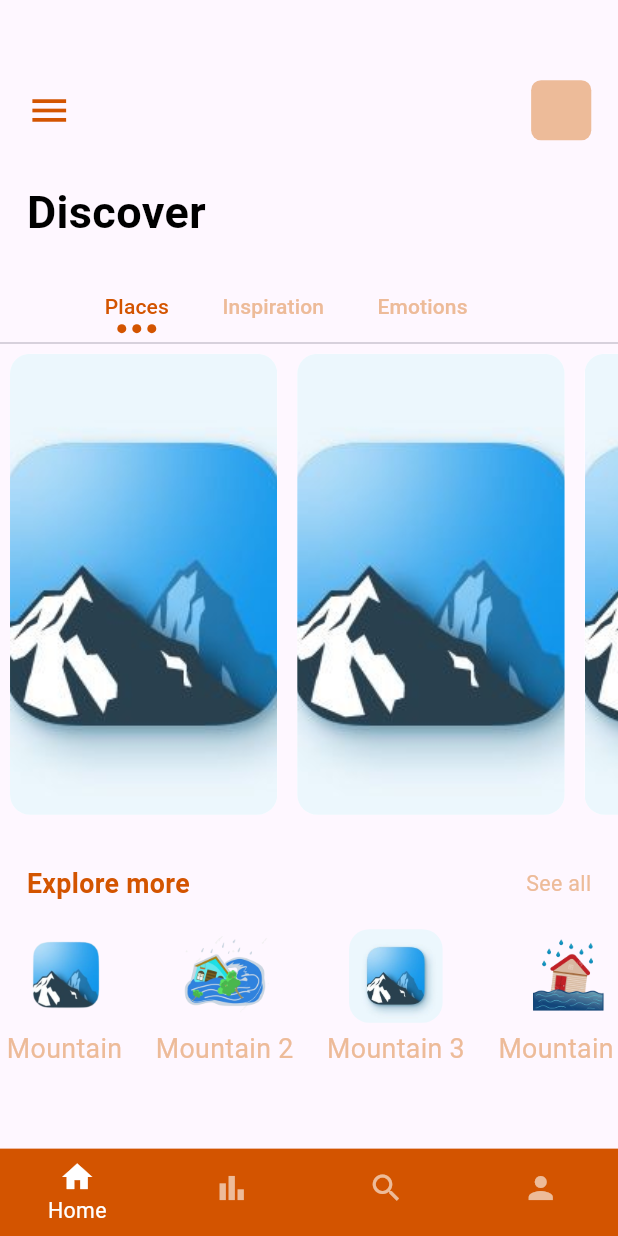
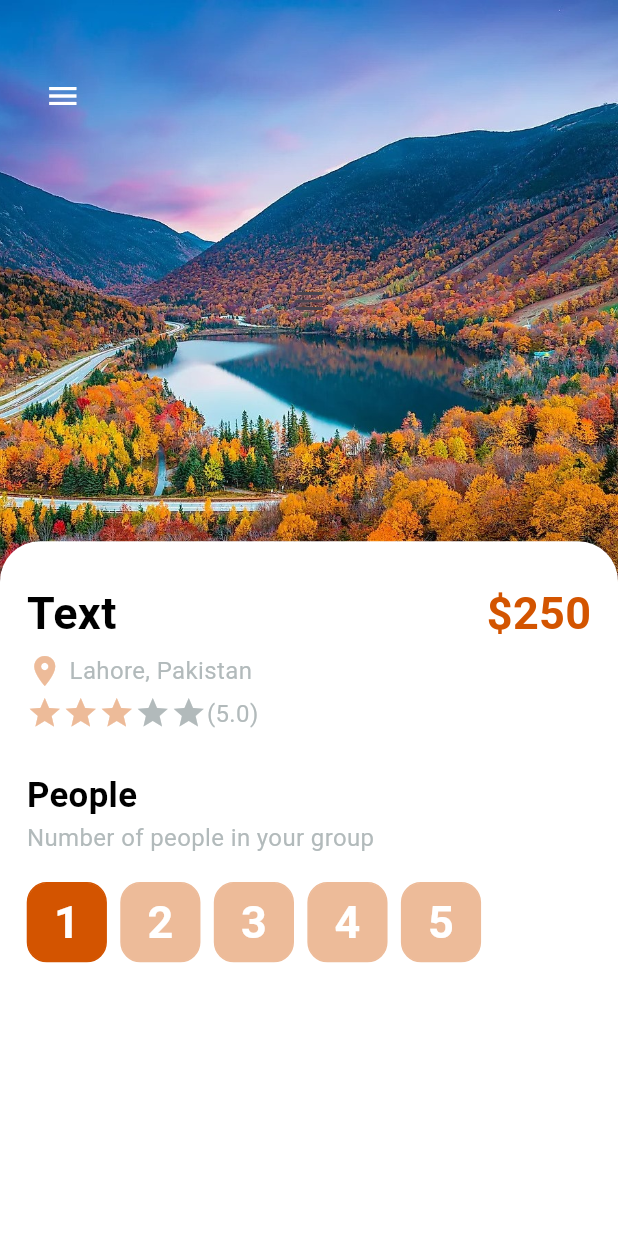
Before and after one commit to Kumail-Raza-Bangash/travel_app_bloc, a Flutter app: the screen it shows after launch, on a phone screen of 412 x 824 dp. Run offline on Flutter 3.47's test engine with Material 3 defaults, Android fonts, the light colour scheme and no system bars.

Commit message:
Updated Code

```diff
--- a/lib/main.dart
+++ b/lib/main.dart
@@ -1,5 +1,5 @@
 import 'package:flutter/material.dart';
-import 'package:travel_app_bloc/pages/nav_pages/main_page.dart';
+import 'package:travel_app_bloc/pages/detail_page/detail_page.dart';
 
 void main() {
   runApp(const MyApp());
@@ -15,7 +15,7 @@ class MyApp extends StatelessWidget {
       theme: ThemeData(
         primarySwatch: Colors.blue,
       ),
-      home: const MainPage(),
+      home: const DetailPage(),
     );
   }
 }
--- /dev/null
+++ b/lib/pages/detail_page/detail_page.dart
@@ -0,0 +1,171 @@
+import 'package:flutter/material.dart';
+import 'package:flutter/widgets.dart';
+import 'package:travel_app_bloc/app_constants/colors.dart';
+import 'package:travel_app_bloc/app_constants/dimensions.dart';
+import 'package:travel_app_bloc/widgets/app_button.dart';
+import 'package:travel_app_bloc/widgets/big_text.dart';
+import 'package:travel_app_bloc/widgets/small_text.dart';
+
+class DetailPage extends StatefulWidget {
+  const DetailPage({super.key});
+
+  @override
+  State<DetailPage> createState() => _DetailPageState();
+}
+
+class _DetailPageState extends State<DetailPage> {
+  int gottenStars = 3;
+  int selectText = 1;
+  @override
+  Widget build(BuildContext context) {
+    return Scaffold(
+      body: Container(
+        height: double.maxFinite,
+        width: double.maxFinite,
+        child: Stack(
+          children: [
+            // Top Image
+            Positioned(
+              left: Dimensions.width20 * 0,
+              right: Dimensions.height45 * 0,
+              top: Dimensions.height45 * 0,
+              child: Container(
+                width: double.maxFinite,
+                height: Dimensions.height45 * 10,
+                decoration: BoxDecoration(
+                  image: DecorationImage(
+                    image: AssetImage("images/image01.jpg"),
+                    fit: BoxFit.cover,
+                  ),
+                ),
+                child: IconButton(
+                  onPressed: () {},
+                  icon: Icon(
+                    Icons.menu,
+                  ),
+                ),
+              ),
+            ),
+            //end Top Image
+
+            // Top Icon
+            Positioned(
+              left: Dimensions.width20,
+              top: Dimensions.height45,
+              child: Row(
+                children: [
+                  IconButton(
+                    onPressed: () {},
+                    icon: Icon(
+                      Icons.menu,
+                    ),
+                    color: AppColor.whiteColor,
+                  )
+                ],
+              ),
+            ),
+            //end Top Icon
+
+            //Bottom Content
+            Positioned(
+              top: Dimensions.height45 * 9,
+              left: 0,
+              right: 0,
+              child: Container(
+                padding: EdgeInsets.only(
+                  left: Dimensions.width20,
+                  right: Dimensions.width20,
+                  top: Dimensions.height30,
+                ),
+                height: Dimensions.height45 * 12,
+                width: Dimensions.screenWidth,
+                decoration: BoxDecoration(
+                  color: AppColor.whiteColor,
+                  borderRadius: BorderRadius.only(
+                    topLeft: Radius.circular(Dimensions.radius30),
+                    topRight: Radius.circular(Dimensions.radius30),
+                  ),
+                ),
+                child: Column(
+                  crossAxisAlignment: CrossAxisAlignment.start,
+                  children: [
+                    Row(
+                      mainAxisAlignment: MainAxisAlignment.spaceBetween,
+                      children: [
+                        BigText(text: "Text"),
+                        BigText(
+                          text: "\$250",
+                          color: AppColor.primaryColor,
+                        ),
+                      ],
+                    ),
+                    SizedBox(height: Dimensions.height10 / 2),
+                    Row(
+                      children: [
+                        Icon(
+                          Icons.location_on,
+                          color: AppColor.secondaryColor,
+                        ),
+                        SizedBox(width: Dimensions.width10 / 2),
+                        SmallText(text: "Lahore, Pakistan"),
+                      ],
+                    ),
+                    SizedBox(height: Dimensions.height10 / 2),
+                    Row(
+                      children: [
+                        Wrap(
+                          children: List.generate(5, (index) {
+                            return Icon(
+                              Icons.star,
+                              color: index < gottenStars
+                                  ? AppColor.secondaryColor
+                                  : AppColor.greyColor,
+                            );
+                          }),
+                        ),
+                        SmallText(text: "(5.0)"),
+                      ],
+                    ),
+                    // end Top Texts
+                    SizedBox(height: Dimensions.height30),
+                    BigText(
+                      text: "People",
+                      size: Dimensions.font26,
+                    ),
+                    SmallText(text: "Number of people in your group"),
+                    SizedBox(height: Dimensions.height20),
+                    Wrap(
+                      children: List.generate(
+                        5,
+                        (index) {
+                          return AppButton(
+                            text: (index + 1).toString(),
+                            //icon: Icons.headphones,
+                            isIcon: false,
+                            color: AppColor.whiteColor,
+                            backgroundColor: index < selectText
+                                ? AppColor.primaryButtonColor
+                                : AppColor.secondaryColor,
+                            borderColor: index < selectText
+                                ? AppColor.primaryButtonColor
+                                : AppColor.secondaryColor,
+                            size: Dimensions.height30 * 2,
+                          );
+                        },
+                      ),
+                    ),
+
+                    // Description
+
+                    // end Description
+                  ],
+                ),
+              ),
+            ),
+            //end Bottom Content
+          ],
+        ),
+      ),
+    );
+  }
+}
--- a/lib/pages/home_page.dart
+++ b/lib/pages/home_page.dart
@@ -119,7 +119,7 @@ class _HomePageState extends State<HomePage> with TickerProviderStateMixin {
           ),
           // end Tabbar
 
-          SizedBox(height: Dimensions.height30),
+          SizedBox(height: Dimensions.height45),
           // Explore more
           Container(
             margin: EdgeInsets.only(
--- /dev/null
+++ b/lib/widgets/app_button.dart
@@ -0,0 +1,55 @@
+// ignore_for_file: must_be_immutable
+
+import 'package:flutter/material.dart';
+import 'package:travel_app_bloc/app_constants/dimensions.dart';
+import 'package:travel_app_bloc/widgets/big_text.dart';
+
+class AppButton extends StatelessWidget {
+  final Color color;
+  final Color backgroundColor;
+  double size;
+  final Color borderColor;
+  String? text;
+  IconData? icon;
+  bool? isIcon = false;
+
+  AppButton({
+    super.key,
+    required this.color,
+    required this.backgroundColor,
+    required this.borderColor,
+    required this.size,
+    required this.isIcon,
+    this.text = "3",
+    this.icon = Icons.heart_broken,
+  });
+
+  @override
+  Widget build(BuildContext context) {
+    return Container(
+      height: size,
+      width: size,
+      margin: EdgeInsets.only(
+        right: Dimensions.width10,
+      ),
+      decoration: BoxDecoration(
+        borderRadius: BorderRadius.circular(Dimensions.radius15),
+        color: backgroundColor,
+        border: Border.all(
+          color: borderColor,
+        ),
+      ),
+      child: Center(
+        child: isIcon == false
+            ? BigText(
+                text: text!,
+                color: color,
+              )
+            : Icon(
+                icon!,
+                color: color,
+              ),
+      ),
+    );
+  }
+}
```
Also changed, not shown: images/image01.jpg (added), lib/pages/detail_page.dart (deleted).
